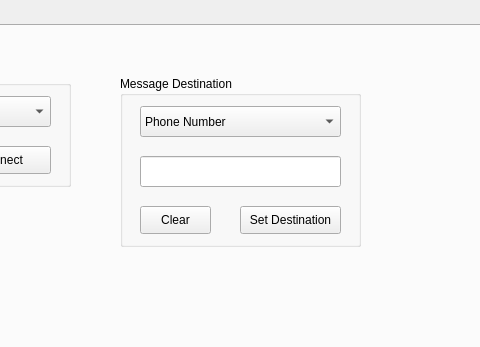
First picture: the form in demoGUI.ui, repository tLiMiT/Capstone, before the edit; both pictures show x 422 to 902 and y 0 to 347 of the 1125 by 655 pixel window.
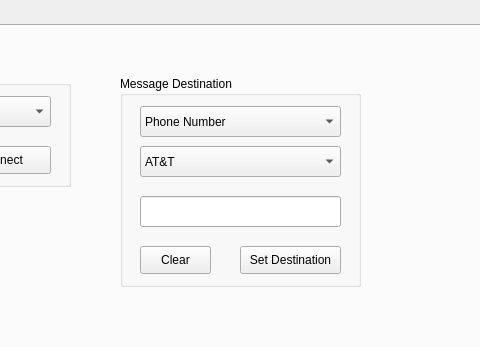
Second picture: the form after the edit. The open tabs and pages were chosen to show the change. Icons and pictures are not drawn.

Commit message: Finished messaging??????

Diff of the .ui file:
```diff
--- a/demoGUI.ui
+++ b/demoGUI.ui
@@ -1483,7 +1483,7 @@
        <x>540</x>
        <y>50</y>
        <width>241</width>
-       <height>171</height>
+       <height>211</height>
       </rect>
      </property>
      <property name="title">
@@ -1513,7 +1513,7 @@
       <property name="geometry">
        <rect>
         <x>20</x>
-        <y>80</y>
+        <y>120</y>
         <width>201</width>
         <height>31</height>
        </rect>
@@ -1535,7 +1535,7 @@
       <property name="geometry">
        <rect>
         <x>20</x>
-        <y>130</y>
+        <y>170</y>
         <width>71</width>
         <height>28</height>
        </rect>
@@ -1548,7 +1548,7 @@
       <property name="geometry">
        <rect>
         <x>120</x>
-        <y>130</y>
+        <y>170</y>
         <width>101</width>
         <height>28</height>
        </rect>
@@ -1557,6 +1557,36 @@
        <string>Set Destination</string>
       </property>
      </widget>
+     <widget class="QComboBox" name="selectPhoneCarrier">
+      <property name="geometry">
+       <rect>
+        <x>20</x>
+        <y>70</y>
+        <width>201</width>
+        <height>31</height>
+       </rect>
+      </property>
+      <item>
+       <property name="text">
+        <string>AT&amp;T</string>
+       </property>
+      </item>
+      <item>
+       <property name="text">
+        <string>Sprint</string>
+       </property>
+      </item>
+      <item>
+       <property name="text">
+        <string>T-Mobile</string>
+       </property>
+      </item>
+      <item>
+       <property name="text">
+        <string>Verizon</string>
+       </property>
+      </item>
+     </widget>
     </widget>
    </widget>
   </widget>
```
Left out of the diff: 2 changed lines with no effect on the pictures. The commit also changes 2 other files.
